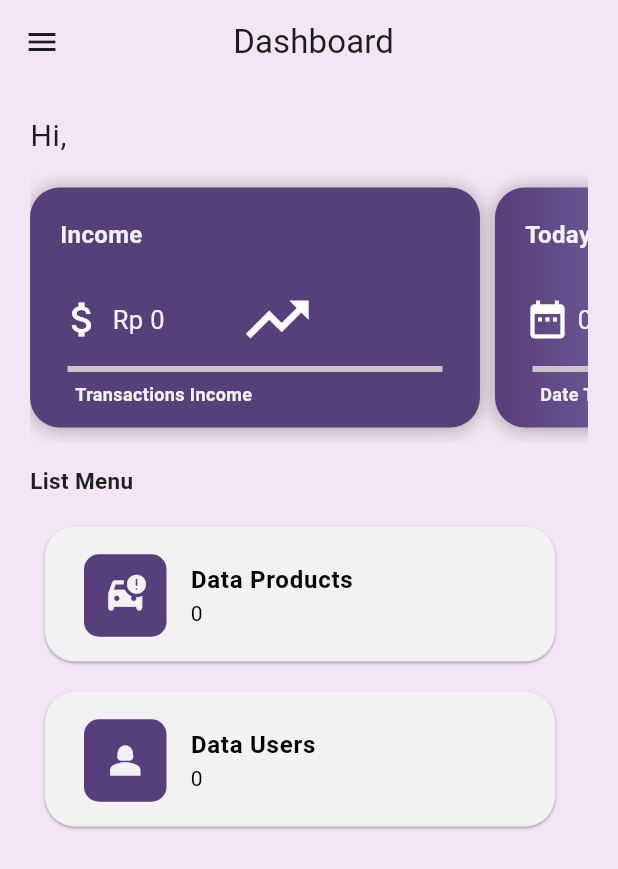
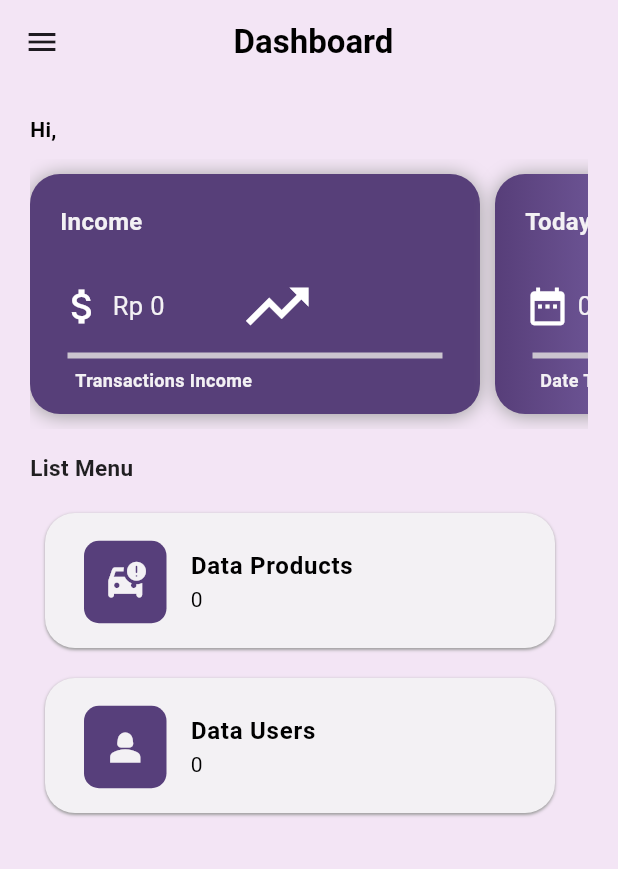
Before and after one commit to EgiRenaldi26/Flutter-U-Carwash, a Flutter app: the Dashboard screen opened directly, on a phone screen of 412 x 824 dp. Shown: the top 869 px of the screen. Run offline on Flutter 3.47's test engine with Material 3 defaults, Android fonts, the phone set to English and light mode, and no system bars; our stand-ins replace cloud_firestore, curved_navigation_bar, firebase_auth, firebase_core, get, open_file and 1 more; accounts and stored records are empty; Roboto replaces fonts that are missing (Poppins).

Commit message:
Card products

```diff
--- a/lib/pages/dashboard.dart
+++ b/lib/pages/dashboard.dart
@@ -5,7 +5,6 @@ import 'package:cucimobil_app/controller/transactionController.dart';
 import 'package:cucimobil_app/pages/theme/coloring.dart';
 import 'package:flutter/material.dart';
 import 'package:get/get.dart';
-import 'package:google_fonts/google_fonts.dart';
 import 'package:intl/intl.dart';
 
 class Dashboard extends StatefulWidget {
@@ -16,24 +15,16 @@ class Dashboard extends StatefulWidget {
 }
 
 class _DashboardState extends State<Dashboard> {
-  String getFormattedDate() {
-    var now = DateTime.now();
-    var formatter = DateFormat('dd-MM-yyyy');
-    String formattedDate = formatter.format(now);
-    return formattedDate;
-  }
-
   final currencyFormatter =
       NumberFormat.currency(locale: 'id_ID', symbol: 'Rp ');
+
   final AuthController _authController = Get.find<AuthController>();
   final ProductController _productController = Get.put(ProductController());
   final AuthController _userController = Get.put(AuthController());
   final LogController _logController = Get.put(LogController());
-  final TransaksiController _transaksiController =
+  final TransaksiController _transactionController =
       Get.put(TransaksiController());
 
-  // Define _selectedIndex here
-  final RxInt _selectedIndex = 0.obs;
   final GlobalKey<ScaffoldState> _scaffoldKey = GlobalKey<ScaffoldState>();
 
   @override
@@ -58,11 +49,10 @@ class _DashboardState extends State<Dashboard> {
         title: Center(
           child: Text(
             "Dashboard",
-            style: GoogleFonts.titanOne(
-                textStyle: TextStyle(
-              letterSpacing: .10,
-              fontWeight: FontWeight.normal,
-            )),
+            style: TextStyle(
+              fontWeight: FontWeight.bold,
+              color: Colors.black,
+            ),
           ),
         ),
         actions: [
@@ -94,9 +84,9 @@ class _DashboardState extends State<Dashboard> {
                     ),
                     child: Icon(
                       Icons.person,
-                      color: warna.putih, // Ubah warna ikon
+                      color: warna.putih,
                     ),
-                  ), // Tambahkan ikon
+                  ),
                   title: Text(
                     _authController.userName.value.capitalize ?? '',
                     style: TextStyle(
@@ -182,14 +172,12 @@ class _DashboardState extends State<Dashboard> {
           children: [
             Text(
               "Hi, ${_authController.userName}",
-              style: GoogleFonts.titanOne(
-                  textStyle: TextStyle(
-                letterSpacing: .5,
-                fontWeight: FontWeight.normal,
-                fontSize: 20,
-              )),
+              style: TextStyle(
+                fontWeight: FontWeight.bold,
+                color: Colors.black,
+                fontSize: 14,
               ),
-
+            ),
             SizedBox(height: 10),
             SingleChildScrollView(
               scrollDirection: Axis.horizontal,
@@ -205,10 +193,9 @@ class _DashboardState extends State<Dashboard> {
                       borderRadius: BorderRadius.all(Radius.circular(20)),
                       boxShadow: [
                         BoxShadow(
-                          color: Colors.grey, // Warna bayangan
-                          blurRadius: 10, // Radius blur bayangan
-                          offset: Offset(
-                              0, 1), // Posisi bayangan (horizontal, vertical)
+                          color: Colors.grey,
+                          blurRadius: 10,
+                          offset: Offset(0, 1),
                         ),
                       ],
                     ),
@@ -236,10 +223,8 @@ class _DashboardState extends State<Dashboard> {
                             children: [
                               IconTheme(
                                 data: IconThemeData(
-                                  color: Colors
-                                      .white, // Ganti warna ikon sesuai keinginan Anda
-                                  size:
-                                      30.0, // Ganti ukuran ikon sesuai keinginan Anda
+                                  color: Colors.white,
+                                  size: 30.0,
                                 ),
                                 child: Icon(
                                   Icons.attach_money_sharp,
@@ -249,7 +234,7 @@ class _DashboardState extends State<Dashboard> {
                                 width: 5,
                               ),
                               FutureBuilder<double>(
-                                future: TransaksiController().income(),
+                                future: _transactionController.income(),
                                 builder: (context, snapshot) {
                                   if (snapshot.connectionState ==
                                       ConnectionState.waiting) {
@@ -259,7 +244,7 @@ class _DashboardState extends State<Dashboard> {
                                   } else {
                                     double totalBelanja = snapshot.data ?? 0;
                                     return Text(
-                                      "${currencyFormatter.format(totalBelanja)}", // Format sesuai kebutuhan
+                                      "${currencyFormatter.format(totalBelanja)}",
                                       style: TextStyle(
                                         color: warna.putih,
                                         fontWeight: FontWeight.normal,
@@ -274,10 +259,8 @@ class _DashboardState extends State<Dashboard> {
                               ),
                               IconTheme(
                                 data: IconThemeData(
-                                  color: Colors
-                                      .white, // Ganti warna ikon sesuai keinginan Anda
-                                  size:
-                                      50.0, // Ganti ukuran ikon sesuai keinginan Anda
+                                  color: Colors.white,
+                                  size: 50.0,
                                 ),
                                 child: Icon(
                                   Icons.trending_up,
@@ -288,7 +271,7 @@ class _DashboardState extends State<Dashboard> {
                         ),
                         Center(
                           child: Container(
-                            width: 250.0, // Ganti nilai sesuai keinginan Anda
+                            width: 250.0,
                             child: Divider(
                               thickness: 4.0,
                             ),
@@ -332,10 +315,9 @@ class _DashboardState extends State<Dashboard> {
                       borderRadius: BorderRadius.all(Radius.circular(20)),
                       boxShadow: [
                         BoxShadow(
-                          color: Colors.grey, // Warna bayangan
-                          blurRadius: 10, // Radius blur bayangan
-                          offset: Offset(
-                              0, 1), // Posisi bayangan (horizontal, vertical)
+                          color: Colors.grey,
+                          blurRadius: 10,
+                          offset: Offset(0, 1),
                         ),
                       ],
                     ),
@@ -363,10 +345,8 @@ class _DashboardState extends State<Dashboard> {
                             children: [
                               IconTheme(
                                 data: IconThemeData(
-                                  color: Colors
-                                      .white, // Ganti warna ikon sesuai keinginan Anda
-                                  size:
-                                      30.0, // Ganti ukuran ikon sesuai keinginan Anda
+                                  color: Colors.white,
+                                  size: 30.0,
                                 ),
                                 child: Icon(
                                   Icons.date_range,
@@ -376,7 +356,7 @@ class _DashboardState extends State<Dashboard> {
                                 width: 5,
                               ),
                               Text(
-                                "${getFormattedDate()}", // Format sesuai kebutuhan
+                                "${_getFormattedDate()}",
                                 style: TextStyle(
                                   color: warna.putih,
                                   fontWeight: FontWeight.normal,
@@ -388,10 +368,8 @@ class _DashboardState extends State<Dashboard> {
                               ),
                               IconTheme(
                                 data: IconThemeData(
-                                  color: Colors
-                                      .white, // Ganti warna ikon sesuai keinginan Anda
-                                  size:
-                                      50.0, // Ganti ukuran ikon sesuai keinginan Anda
+                                  color: Colors.white,
+                                  size: 50.0,
                                 ),
                                 child: Icon(
                                   Icons.cloud_sync,
@@ -402,7 +380,7 @@ class _DashboardState extends State<Dashboard> {
                         ),
                         Center(
                           child: Container(
-                            width: 250.0, // Ganti nilai sesuai keinginan Anda
+                            width: 250.0,
                             child: Divider(
                               thickness: 4.0,
                             ),
@@ -427,12 +405,9 @@ class _DashboardState extends State<Dashboard> {
                       ],
                     ),
                   ),
-
-                  // Tambahkan container lainnya sesuai kebutuhan
                 ],
               ),
             ),
-
             SizedBox(
               height: 15,
             ),
@@ -442,15 +417,33 @@ class _DashboardState extends State<Dashboard> {
                 fontFamily: "Poppins",
                 fontWeight: FontWeight.bold,
                 fontSize: 15,
-                  color: Colors.black87),
+                color: Colors.black87,
+              ),
             ),
             SizedBox(height: 10),
-
             // Hak Akses Untuk Admin
             if (currentUserRole == UserRole.Admin) ...[
+              _buildAdminDashboardList(),
+            ],
+            // Hak Akses Untuk Kasir
+            if (currentUserRole == UserRole.Kasir) ...[
+              _buildKasirDashboardList(),
+            ],
+            // Hak Akses Untuk Owner
+            if (currentUserRole == UserRole.Owner) ...[
+              _buildOwnerDashboardList(),
+            ],
+          ],
+        ),
+      ),
+    );
+  }
+
+  Widget _buildAdminDashboardList() {
+    return Column(
+      children: [
         FutureBuilder<int>(
-                future: ProductController()
-                    .countProducts(), // Change to direct instantiation
+          future: _productController.countProducts(),
           builder: (context, snapshot) {
             if (snapshot.connectionState == ConnectionState.waiting) {
               return CircularProgressIndicator();
@@ -467,8 +460,7 @@ class _DashboardState extends State<Dashboard> {
           },
         ),
         FutureBuilder<int>(
-                future: AuthController()
-                    .countUser(), // Change to direct instantiation
+          future: _userController.countUser(),
           builder: (context, snapshot) {
             if (snapshot.connectionState == ConnectionState.waiting) {
               return CircularProgressIndicator();
@@ -485,11 +477,12 @@ class _DashboardState extends State<Dashboard> {
           },
         ),
       ],
-            // Hak Akses Untuk Kasir
-            if (currentUserRole == UserRole.Kasir) ...[
-              FutureBuilder<int>(
-                future: TransaksiController()
-                    .countTransactions(), // Change to direct instantiation
+    );
+  }
+
+  Widget _buildKasirDashboardList() {
+    return FutureBuilder<int>(
+      future: _transactionController.countTransactions(),
       builder: (context, snapshot) {
         if (snapshot.connectionState == ConnectionState.waiting) {
           return CircularProgressIndicator();
@@ -504,14 +497,14 @@ class _DashboardState extends State<Dashboard> {
           );
         }
       },
-              ),
-            ],
+    );
+  }
 
-            // Hak Akses Untuk Owner
-            if (currentUserRole == UserRole.Owner) ...[
+  Widget _buildOwnerDashboardList() {
+    return Column(
+      children: [
         FutureBuilder<int>(
-                future: TransaksiController()
-                    .countTransactions(), // Change to direct instantiation
+          future: _transactionController.countTransactions(),
           builder: (context, snapshot) {
             if (snapshot.connectionState == ConnectionState.waiting) {
               return CircularProgressIndicator();
@@ -528,7 +521,7 @@ class _DashboardState extends State<Dashboard> {
           },
         ),
         FutureBuilder<int>(
-                future: LogController().countLog(),
+          future: _logController.countLog(),
           builder: (context, snapshot) {
             if (snapshot.connectionState == ConnectionState.waiting) {
               return CircularProgressIndicator();
@@ -545,16 +538,19 @@ class _DashboardState extends State<Dashboard> {
           },
         ),
       ],
-          ],
-        ),
-      ),
     );
+  }
+
+  String _getFormattedDate() {
+    var now = DateTime.now();
+    var formatter = DateFormat('dd-MM-yyyy');
+    return formatter.format(now);
   }
 }
 
 class DashboardList extends StatelessWidget {
   final String title;
-  final IconData icon; // Change from String to IconData
+  final IconData icon;
   final int dataCount;
 
   const DashboardList({
@@ -575,9 +571,9 @@ class DashboardList extends StatelessWidget {
         borderRadius: BorderRadius.all(Radius.circular(20)),
         boxShadow: [
           BoxShadow(
-            color: Colors.grey, // Warna bayangan
-            blurRadius: 1, // Radius blur bayangan
-            offset: Offset(0, 1), // Posisi bayangan (horizontal, vertical)
+            color: Colors.grey,
+            blurRadius: 1,
+            offset: Offset(0, 1),
           ),
         ],
       ),
--- a/lib/pages/view/product.dart
+++ b/lib/pages/view/product.dart
@@ -172,12 +172,19 @@ class _ProductState extends State<Product> {
                                 margin: EdgeInsets.all(10),
                                 decoration: BoxDecoration(
                                   shape: BoxShape.rectangle,
-                                  color: Colors.grey,
+                                  color: const Color.fromARGB(255, 31, 10, 63),
                                   borderRadius: BorderRadius.all(
                                     Radius.circular(10),
                                   ),
                                 ),
                                 padding: EdgeInsets.all(8.0),
+                                child: Center(
+                                  child: Icon(
+                                    Icons.image_not_supported_rounded,
+                                    color: Colors.white,
+                                    size: 40,
+                                  ),
+                                ),
                               ),
                               SizedBox(height: 10),
                               Container(
--- a/lib/pages/view/transaction.dart
+++ b/lib/pages/view/transaction.dart
@@ -355,7 +355,6 @@ class _TransactionsState extends State<Transactions> {
                                                   children: [
                                                     TextButton(
                                                       onPressed: () {
-                                                        // Navigate to Detail screen
                                                         Navigator.pop(context);
                                                         Get.to(
                                                             () =>
--- a/pubspec.yaml
+++ b/pubspec.yaml
@@ -43,8 +43,6 @@ dependencies:
   pdf: ^3.10.7
   open_file: ^3.3.2
   path_provider: ^2.1.2
-  google_fonts: ^6.1.0
-  firebase_storage: ^11.6.5
 
 dev_dependencies:
   flutter_test:
```
Also changed, not shown: pubspec.lock, 3 other files. Lines whose indentation alone changed are shown as unchanged.
